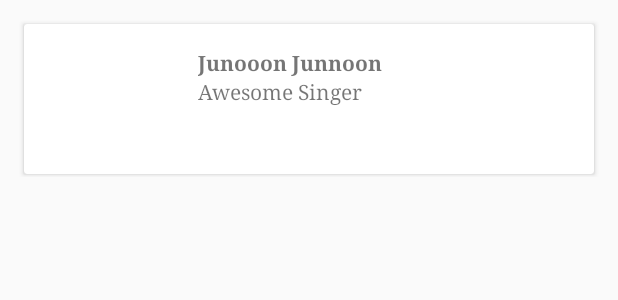
After one commit to webianks/EdforaStudio, an Android app: the layout single_song_list_item.xml on its own in the app's theme, with its tools: preview values and no code run, on a phone screen of 412 x 824 dp. The commit adds this screen. Shown: the top 300 px of the screen. Run offline under Robolectric (Android 15) with nearby library versions, the phone set to English and light mode, and no system bars; network calls fail.

Commit message:
Filling in the list

```diff
--- a/app/src/main/AndroidManifest.xml
+++ b/app/src/main/AndroidManifest.xml
@@ -5,6 +5,7 @@
     <uses-permission android:name="android.permission.INTERNET" />
 
     <application
+        android:name=".StudioApplication"
         android:allowBackup="true"
         android:icon="@mipmap/ic_launcher"
         android:label="@string/app_name"
--- /dev/null
+++ b/app/src/main/res/layout/single_song_list_item.xml
@@ -0,0 +1,60 @@
+<?xml version="1.0" encoding="utf-8"?>
+<RelativeLayout xmlns:android="http://schemas.android.com/apk/res/android"
+    xmlns:app="http://schemas.android.com/apk/res-auto"
+    android:layout_width="match_parent"
+    android:layout_height="wrap_content"
+    android:orientation="vertical">
+
+    <android.support.v7.widget.CardView
+        android:layout_width="match_parent"
+        android:layout_height="wrap_content"
+        android:layout_marginBottom="@dimen/margin_two"
+        android:layout_marginEnd="@dimen/margin_card"
+        android:layout_marginLeft="@dimen/margin_card"
+        android:layout_marginRight="@dimen/margin_card"
+        android:layout_marginStart="@dimen/margin_card"
+        android:layout_marginTop="@dimen/margin_card"
+        app:cardBackgroundColor="@color/white">
+
+        <RelativeLayout
+            android:layout_width="match_parent"
+            android:layout_height="wrap_content">
+
+            <ImageView
+                android:id="@+id/thumbnail"
+                android:layout_width="100dp"
+                android:layout_height="100dp"
+                />
+
+            <TextView
+                android:id="@+id/song_title"
+                android:layout_width="wrap_content"
+                android:layout_height="wrap_content"
+                android:layout_toEndOf="@id/thumbnail"
+                android:paddingTop="@dimen/margin_card"
+                android:paddingLeft="@dimen/margin_card"
+                android:paddingRight="@dimen/margin_card"
+                android:text="@string/song_name"
+                android:textStyle="bold"
+                />
+
+
+            <TextView
+                android:id="@+id/artists"
+                android:layout_below="@id/song_title"
+                android:layout_width="wrap_content"
+                android:layout_height="wrap_content"
+                android:layout_toEndOf="@id/thumbnail"
+                android:paddingLeft="@dimen/margin_card"
+                android:paddingRight="@dimen/margin_card"
+                android:maxLines="2"
+                android:ellipsize="end"
+                android:paddingBottom="@dimen/margin_card"
+                android:text="@string/song_artists"
+                />
+
+        </RelativeLayout>
+
+    </android.support.v7.widget.CardView>
+
+</RelativeLayout>
--- a/app/src/main/res/values/colors.xml
+++ b/app/src/main/res/values/colors.xml
@@ -3,4 +3,5 @@
     <color name="colorPrimary">#8BC34A</color>
     <color name="colorPrimaryDark">#689F38</color>
     <color name="colorAccent">#FF4081</color>
+    <color name="white">#ffffff</color>
 </resources>
--- /dev/null
+++ b/app/src/main/res/values/dimens.xml
@@ -0,0 +1,5 @@
+<?xml version="1.0" encoding="utf-8"?>
+<resources>
+    <dimen name="margin_card">16dp</dimen>
+    <dimen name="margin_two">2dp</dimen>
+</resources>
--- a/app/src/main/res/values/strings.xml
+++ b/app/src/main/res/values/strings.xml
@@ -1,3 +1,5 @@
 <resources>
     <string name="app_name">Edfora Studio</string>
+    <string name="song_name">Junooon Junnoon</string>
+    <string name="song_artists">Awesome Singer</string>
 </resources>
```
Also changed, not shown: app/src/main/java/com/webianks/task/edforastudio/MainActivity.java (+23 -1 lines), app/src/main/java/com/webianks/task/edforastudio/SongsAdapter.java (added, +70 -0 lines), app/src/main/java/com/webianks/task/edforastudio/StudioApplication.java (added, +19 -0 lines), app/src/main/res/layout/activity_main.xml (+15 -0 lines).
